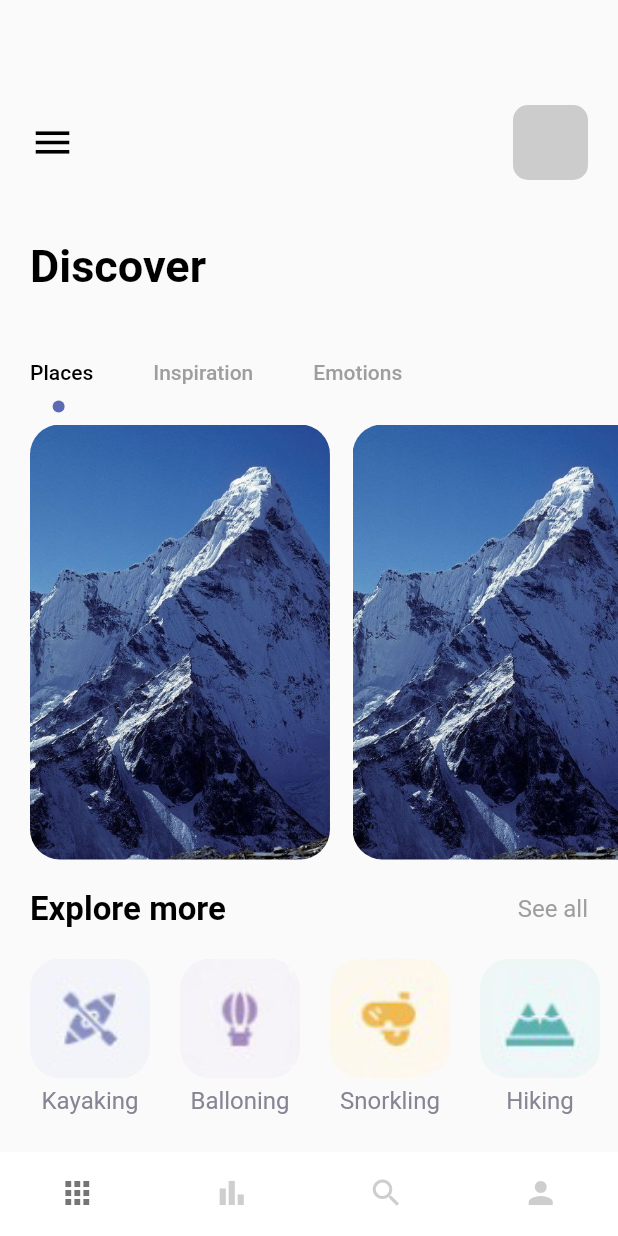
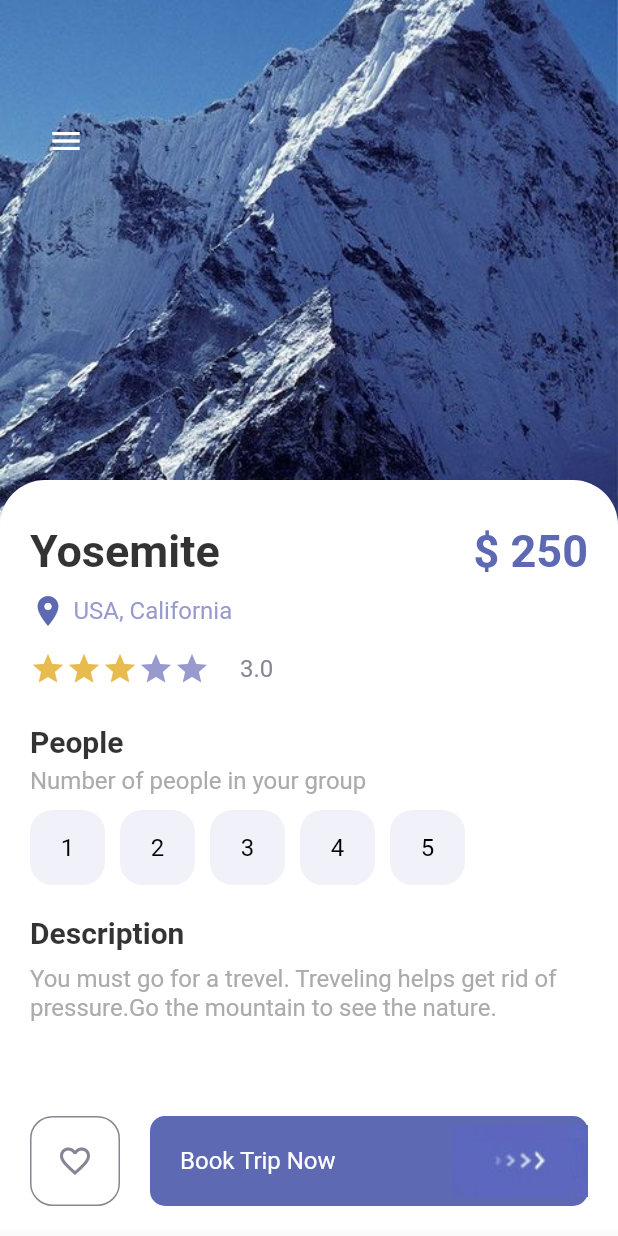
Before and after one commit to ndkvin/travel, a Flutter app: the screen it shows after launch, on a phone screen of 412 x 824 dp. Run offline on Flutter 3.47's test engine with Material 2 defaults, Android fonts, the phone set to English and light mode, and no system bars; missing offline and left inert: dart:ffi.

Commit message:
detail page

```diff
--- a/lib/main.dart
+++ b/lib/main.dart
@@ -1,7 +1,6 @@
 import 'package:flutter/material.dart';
-import 'package:travel/pages/navpages/main_pages.dart';
-import 'pages/welcome_page.dart';
-
+import 'package:travel/pages/detail_page.dart';
+import 'package:travel/pages/main_pages.dart';
 void main() => runApp(MyApp());
 
 class MyApp extends StatelessWidget {
@@ -15,7 +14,7 @@ class MyApp extends StatelessWidget {
       theme: ThemeData(
         primarySwatch: Colors.blue,
       ),
-      home: MainPage(),
+      home: const DetailPage(),
     );
   }
 }
--- /dev/null
+++ b/lib/pages/detail_page.dart
@@ -0,0 +1,227 @@
+import 'dart:ffi';
+
+import 'package:flutter/material.dart';
+import 'package:travel/misc/colors.dart';
+import 'package:travel/widgets/app_button.dart';
+import 'package:travel/widgets/app_large_text.dart';
+import 'package:travel/widgets/app_text.dart';
+import 'package:travel/widgets/responseive_button.dart';
+
+class DetailPage extends StatefulWidget {
+  const DetailPage({ Key? key }) : super(key: key);
+
+  @override
+  _DetailPageState createState() => _DetailPageState();
+}
+
+class _DetailPageState extends State<DetailPage> {
+
+  int rating = 3;
+  int selectedIndex = -1;
+
+  @override
+  Widget build(BuildContext context) {
+    return Scaffold(
+      body: Container(
+        height: double.maxFinite,
+        width: double.maxFinite,
+        child: Stack(
+          children: [
+            Positioned(
+              left: 0,
+              right: 0,
+              child: Container(
+                width: double.maxFinite,
+                height: 350,
+                decoration: const BoxDecoration(
+                  image: DecorationImage(
+                    image: AssetImage('assets/images/mountain.jpeg'),
+                    fit: BoxFit.cover
+                  )
+                ),
+              ),
+            ),
+            Positioned(
+              top: 70,
+              left: 20,
+              child: Row(
+                mainAxisAlignment: MainAxisAlignment.spaceBetween,
+                children: [
+                  IconButton(
+                    onPressed: () {print('clicked'); },
+                    icon: const Icon(
+                      Icons.menu,
+                      color: Colors.white,
+                    ),
+                  ),
+                  // IconButton(
+                  //   onPressed: () { },
+                  //   icon: const Icon(Icons.arrow_back),
+                  // )
+                ],
+              )
+            ),
+            Positioned(
+              top: 320,
+              child: Container(
+                padding: const EdgeInsets.only(
+                  left: 20,
+                  right: 20,
+                  top: 30,
+                ),
+                width: MediaQuery.of(context).size.width,
+                height: 500,
+                decoration: const BoxDecoration(
+                  borderRadius: BorderRadius.only(
+                    topLeft: Radius.circular(30),
+                    topRight: Radius.circular(30),
+                  ),
+                  color: Colors.white
+                ),
+                child: Column(
+                  crossAxisAlignment: CrossAxisAlignment.start,
+                  children: [
+                    Row(
+                      mainAxisAlignment: MainAxisAlignment.spaceBetween,
+                      children: [
+                        AppLargeText(
+                          text: 'Yosemite',
+                          color: Colors.black54.withOpacity(0.8),
+                        ),
+                        AppLargeText(
+                          text: '\$ 250',
+                          color: AppColors.mainColor
+                        ),
+                      ],
+                    ),
+                    const SizedBox(
+                          height: 10,
+                        ),
+                    Row(
+                      children: [
+                        Icon(
+                          Icons.location_on,
+                          color: AppColors.mainColor,
+                        ),
+                        const SizedBox(
+                              width: 5,
+                            ),
+                        AppText(
+                          text: 'USA, California',
+                          color: AppColors.textColor1,
+                        )
+                      ],
+                    ),
+                    const SizedBox(
+                      height: 15,
+                    ),
+                    Row(
+                      children: [
+                        Wrap(
+                          children: List.generate(5, (index) {
+                            return Icon(
+                              Icons.star_sharp,
+                              color: rating > index ? AppColors.starColor : AppColors.textColor1
+                            );
+                          })
+                        ),
+                        const SizedBox(
+                          width: 20,
+                        ),
+                        AppText(
+                          text: '3.0',
+                          color: AppColors.textColor2,
+                        ),
+                      ],
+
+                    ),
+                    const SizedBox(
+                      height: 25,
+                    ),
+                    AppLargeText(
+                      text: 'People',
+                      color: Colors.black.withOpacity(0.8),
+                      size: 20,
+                    ),
+                    const SizedBox(
+                      height: 5,
+                    ),
+                    AppText(
+                      text: 'Number of people in your group',
+                      color: AppColors.mainTextColor,
+                    ),
+                    const SizedBox(
+                      height: 10,
+                    ),
+                    Wrap(
+                      children: List.generate(5, (index) {
+                        return InkWell(
+                          onTap: () {
+                            setState(() {
+                              selectedIndex = index;
+                            });
+                          },
+                          child: Container(
+                            margin: const EdgeInsets.only(
+                              right: 10
+                            ),
+                            child: AppButton(
+                              color: selectedIndex == index ? Colors.white : Colors.black ,
+                              backgroudColor: selectedIndex == index ? Colors.black : AppColors.buttonBackground,
+                              size: 50,
+                              borderColor: selectedIndex == index ? Colors.black : AppColors.buttonBackground,
+                              text: (index + 1).toString(),
+                              isIcon: false,
+                            ),
+                          ),
+                        );
+                      }),
+                    ),
+                    const SizedBox(
+                      height: 20,
+                    ),
+                    AppLargeText(
+                      text: 'Description',
+                      color: Colors.black.withOpacity(0.8),
+                      size: 20,
+                    ),
+                    const SizedBox(
+                      height: 10,
+                    ),
+                    AppText(
+                      text: 'You must go for a trevel. Treveling helps get rid of pressure.Go the mountain to see the nature.',
+                      color: AppColors.mainTextColor,
+                    )
+                  ],
+                ),
+              ),
+            ),
+            Positioned(
+              bottom: 20,
+              left: 20,
+              right: 20,
+              child: Row(
+                children: [
+                  AppButton(
+                    isIcon: true,
+                    color: AppColors.textColor2,
+                    backgroudColor: Colors.white,
+                    size: 60,
+                    icon: Icons.favorite_border_outlined,
+                    borderColor: AppColors.textColor2
+                  ),
+                  const SizedBox(
+                    width: 20,
+                  ),
+                  const ResponsiveButton(
+                    isResponsive: true,
+                  )
+                ],
+              ),
+            ),
+          ],
+        ),
+      ),
+    );
+  }
+}
--- /dev/null
+++ b/lib/widgets/app_button.dart
@@ -0,0 +1,60 @@
+import 'package:flutter/material.dart';
+import 'package:travel/misc/colors.dart';
+import 'package:travel/widgets/app_text.dart';
+
+class AppButton extends StatelessWidget {
+
+  final Color color;
+  final Color backgroudColor;
+  double size;
+  String? text;
+  IconData? icon;
+  final bool isIcon;
+  final Color borderColor;
+
+  AppButton({
+    Key? key,
+    this.text = 'HI',
+    this.icon,
+    required this.isIcon,
+    required this.color,
+    required this.backgroudColor,
+    required this.size,
+    required this.borderColor
+  }) : super(key: key);
+
+  Widget child() {
+    if (!isIcon) {
+      return Center(
+        child: AppText(
+          text: text!,
+          color: color
+        ),
+      );
+    } else {
+      return Center(
+        child: Icon(
+          icon,
+          color: color,
+        ),
+      );
+    }
+  }
+
+  @override
+  Widget build(BuildContext context) {
+    return Container(
+      width: size,
+      height: size,
+      decoration: BoxDecoration(
+        border: Border.all(
+          color: borderColor,
+          width: 1.0,
+        ),
+        borderRadius: BorderRadius.circular(15),
+        color: backgroudColor,
+      ),
+      child: child(),
+    );
+  }
+}
--- a/lib/widgets/responseive_button.dart
+++ b/lib/widgets/responseive_button.dart
@@ -1,5 +1,6 @@
 import 'package:flutter/material.dart';
 import 'package:travel/misc/colors.dart';
+import 'package:travel/widgets/app_text.dart';
 
 class ResponsiveButton extends StatelessWidget {
 
@@ -7,23 +8,25 @@ class ResponsiveButton extends StatelessWidget {
   final double? width;
 
 
-  const ResponsiveButton({ Key? key, this.isResponsive = false, this.width }) : super(key: key);
+  const ResponsiveButton({ Key? key, this.isResponsive = false, this.width = 120 }) : super(key: key);
 
   @override
   Widget build(BuildContext context) {
-    return Container(
+    return Flexible(
+      child: Container(
         decoration: BoxDecoration(
           borderRadius: BorderRadius.circular(10),
           color: AppColors.mainColor,
         ),
-      width: width,
+        width: isResponsive == true ? double.maxFinite : width,
         height: 60,
         child: Row(
-        mainAxisAlignment: MainAxisAlignment.center,
+          mainAxisAlignment: isResponsive == true ? MainAxisAlignment.spaceBetween :  MainAxisAlignment.center,
           children: [
+            isResponsive == true ?  Container(margin: const EdgeInsets.only(left: 20),child: const AppText(text: 'Book Trip Now',color: Colors.white,)) : Container(),
             Image.asset('assets/images/button-one.png'),
-
           ],
+        ),
       ),
     );
   }
```
Also changed, not shown: lib/pages/main_pages.dart (renamed from lib/pages/navpages/main_pages.dart). Lines whose indentation alone changed are shown as unchanged.
